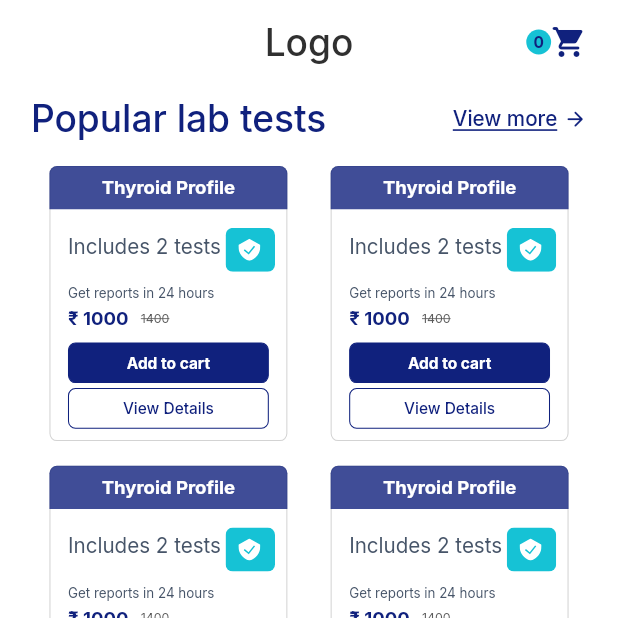
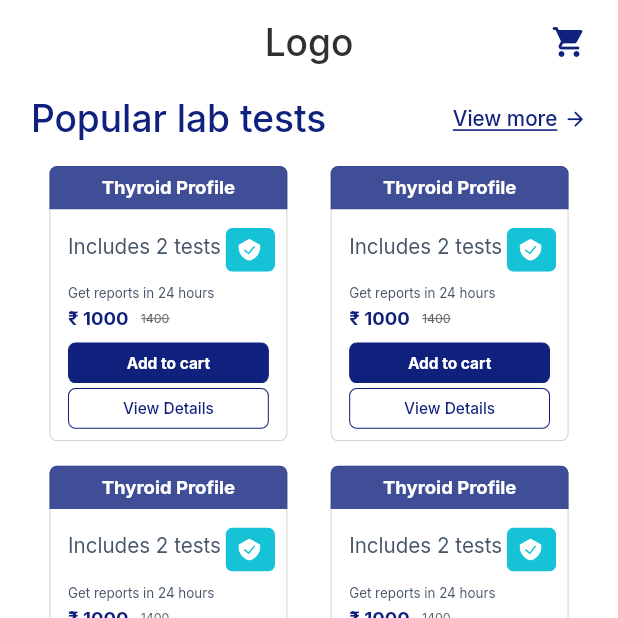
Before and after one commit to pehchankon/health_ecommerce, a Flutter app: the screen it shows after launch, on a phone screen of 412 x 824 dp, the top half of it. Run offline on Flutter 3.47's test engine with Material 2 defaults, Android fonts, the phone set to English and light mode, and no system bars; our stand-ins replace flutter_bloc, flutter_svg, freezed_annotation, google_fonts, sizer.

```diff
--- a/lib/screens/home/home.page.dart
+++ b/lib/screens/home/home.page.dart
@@ -120,33 +120,40 @@ class HomePage extends StatelessWidget {
       ),
       centerTitle: true,
       actions: [
-        Container(
+        BlocBuilder<ShoppingCartCubit, List<PackageModel>>(
+            builder: (context, state) {
+          return state.length > 0
+              ? Container(
                   alignment: Alignment.center,
                   padding: EdgeInsets.all(3.5.sp),
                   decoration: BoxDecoration(
                     color: AppColors.secondaryCyanColor,
                     shape: BoxShape.circle,
                   ),
-          child: BlocBuilder<ShoppingCartCubit, List<PackageModel>>(
-              builder: (context, state) {
-            return Text(
+                  child: Text(
                     state.length.toString(),
                     style: AppTextStyles.primaryPurpleBoldText8,
-            );
+                  ),
+                )
+              : SizedBox();
         }),
-        ),
-        GestureDetector(
-          onTap: () => Navigator.push(
+        BlocBuilder<ShoppingCartCubit, List<PackageModel>>(
+            builder: (context, state) {
+          return GestureDetector(
+            onTap: () => state.length > 0
+                ? Navigator.push(
                     context,
                     MaterialPageRoute(
                       builder: (context) => ShoppingCartPage(),
                     ),
-          ),
+                  )
+                : null,
             child: Icon(
               Icons.shopping_cart_rounded,
               color: AppColors.primaryPurpleColor,
             ),
-        ),
+          );
+        }),
         SizedBox(width: 5.w),
       ],
     );
```
Lines whose indentation alone changed are shown as unchanged.
